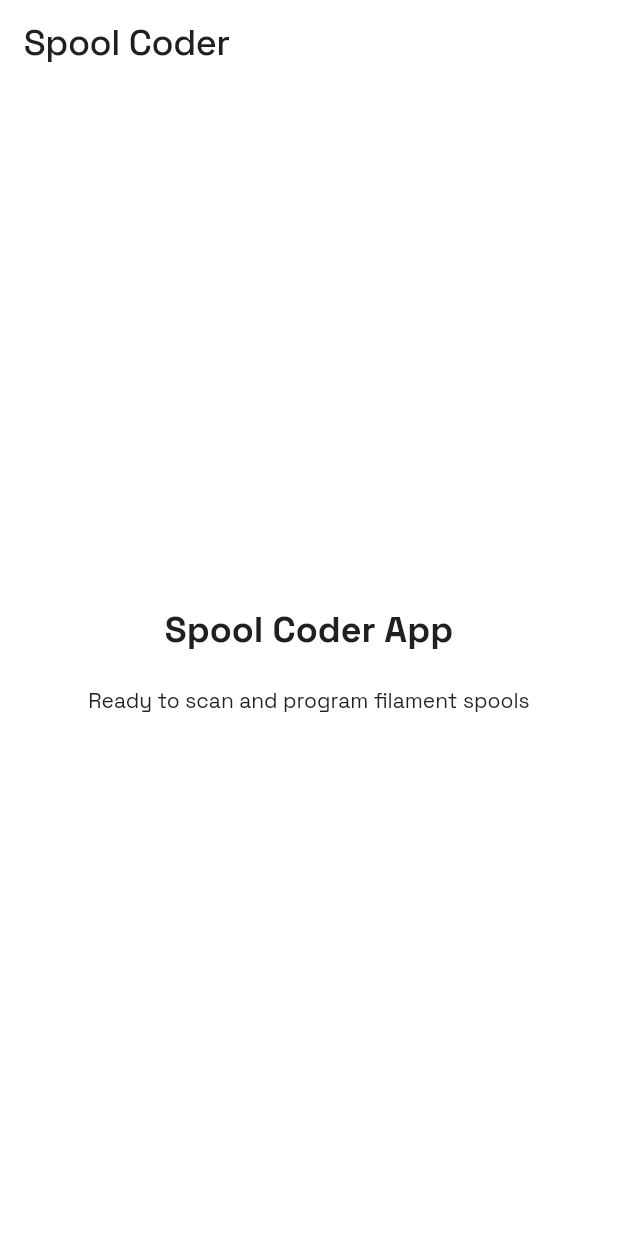
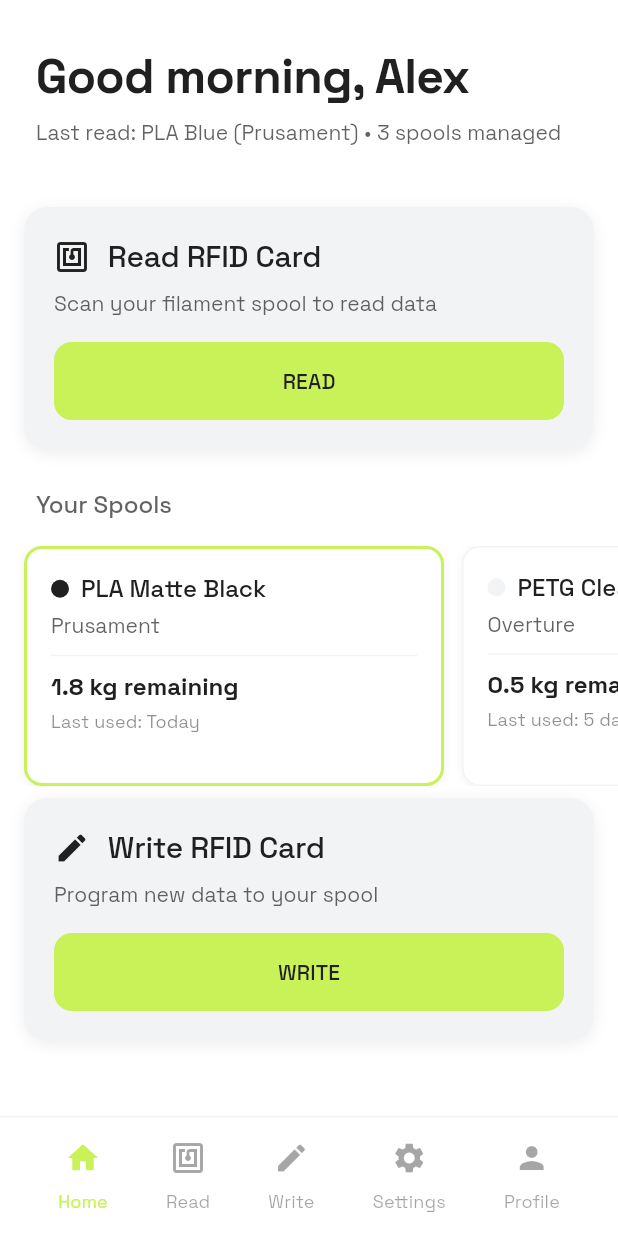
Before and after one commit to Cascalio-Studio/spool-coder-app, a Flutter app: the screen it shows after launch, on a phone screen of 412 x 824 dp. Run offline on Flutter 3.47's test engine with Material 3 defaults, Android fonts, the phone set to English and light mode, and no system bars; our stand-ins replace get_it, go_router.

Commit message:
Add main Screen.

```diff
--- /dev/null
+++ b/lib/demo/home_screen_demo.dart
@@ -0,0 +1,23 @@
+import 'package:flutter/material.dart';
+import 'package:spool_coder_app/theme/theme.dart';
+import 'package:spool_coder_app/presentation/screens/home_screen.dart';
+
+/// Demo app to showcase the home screen implementation
+class HomeScreenDemo extends StatelessWidget {
+  const HomeScreenDemo({super.key});
+
+  @override
+  Widget build(BuildContext context) {
+    return MaterialApp(
+      title: 'Spool Coder - Home Screen Demo',
+      theme: AppTheme.lightTheme,
+      debugShowCheckedModeBanner: false,
+      home: const HomeScreen(),
+    );
+  }
+}
+
+/// Run this demo to see the home screen in action
+void main() {
+  runApp(const HomeScreenDemo());
+}
--- /dev/null
+++ b/lib/features/home/home.dart
@@ -0,0 +1,5 @@
+/// Home feature widgets barrel file
+/// Exports all home-related widgets for easy importing
+library home_widgets;
+
+export 'widgets/home_widgets.dart';
--- /dev/null
+++ b/lib/features/home/widgets/home_widgets.dart
@@ -0,0 +1,287 @@
+import 'package:flutter/material.dart';
+import 'package:spool_coder_app/theme/theme.dart';
+
+/// Home screen widgets - Components for the main home screen
+/// Implements design concept components: welcome section, action cards, spool selection
+
+/// Welcome section widget showing user greeting and status
+class WelcomeSection extends StatelessWidget {
+  const WelcomeSection({super.key});
+
+  @override
+  Widget build(BuildContext context) {
+    return Container(
+      width: double.infinity,
+      padding: const EdgeInsets.symmetric(horizontal: 24, vertical: 32),
+      decoration: const BoxDecoration(color: AppColors.pureWhite),
+      child: Column(
+        crossAxisAlignment: CrossAxisAlignment.start,
+        children: [
+          Text(
+            'Good morning, Alex',
+            style: AppTextStyles.welcomeGreeting,
+          ),
+          const SizedBox(height: 8),
+          Text(
+            'Last read: PLA Blue (Prusament) • 3 spools managed',
+            style: AppTextStyles.welcomeSubtitle,
+          ),
+        ],
+      ),
+    );
+  }
+}
+
+/// Action card widget for read/write operations
+class ActionCard extends StatelessWidget {
+  final String title;
+  final String description;
+  final String buttonText;
+  final IconData icon;
+  final VoidCallback onPressed;
+
+  const ActionCard({
+    super.key,
+    required this.title,
+    required this.description,
+    required this.buttonText,
+    required this.icon,
+    required this.onPressed,
+  });
+
+  @override
+  Widget build(BuildContext context) {
+    return Container(
+      margin: const EdgeInsets.symmetric(horizontal: 16, vertical: 8),
+      padding: const EdgeInsets.all(20),
+      decoration: BoxDecoration(
+        color: AppColors.backgroundGray,
+        borderRadius: BorderRadius.circular(16),
+        boxShadow: [
+          BoxShadow(
+            color: AppColors.primaryBlack.withOpacity(0.08),
+            offset: const Offset(0, 2),
+            blurRadius: 8,
+          ),
+        ],
+      ),
+      child: Column(
+        crossAxisAlignment: CrossAxisAlignment.start,
+        children: [
+          Row(
+            children: [
+              Icon(
+                icon,
+                size: 24,
+                color: AppColors.primaryBlack,
+              ),
+              const SizedBox(width: 12),
+              Text(
+                title,
+                style: AppTextStyles.titleLarge,
+              ),
+            ],
+          ),
+          const SizedBox(height: 8),
+          Text(
+            description,
+            style: AppTextStyles.bodyMediumSecondary,
+          ),
+          const SizedBox(height: 16),
+          SizedBox(
+            width: double.infinity,
+            child: ElevatedButton(
+              onPressed: onPressed,
+              child: Text(buttonText),
+            ),
+          ),
+        ],
+      ),
+    );
+  }
+}
+
+/// Spool selection section with horizontal scrolling cards
+class SpoolSelectionSection extends StatefulWidget {
+  const SpoolSelectionSection({super.key});
+
+  @override
+  State<SpoolSelectionSection> createState() => _SpoolSelectionSectionState();
+}
+
+class _SpoolSelectionSectionState extends State<SpoolSelectionSection> {
+  int _selectedSpoolIndex = 0;
+
+  @override
+  Widget build(BuildContext context) {
+    return Column(
+      crossAxisAlignment: CrossAxisAlignment.start,
+      children: [
+        Padding(
+          padding: const EdgeInsets.symmetric(horizontal: 24, vertical: 16),
+          child: Text(
+            'Your Spools',
+            style: AppTextStyles.sectionHeader,
+          ),
+        ),
+        SizedBox(
+          height: 160,
+          child: ListView.builder(
+            scrollDirection: Axis.horizontal,
+            padding: const EdgeInsets.symmetric(horizontal: 16),
+            itemCount: _spoolData.length,
+            itemBuilder: (context, index) {
+              return SpoolCard(
+                spoolData: _spoolData[index],
+                isSelected: _selectedSpoolIndex == index,
+                onTap: () {
+                  setState(() {
+                    _selectedSpoolIndex = index;
+                  });
+                },
+              );
+            },
+          ),
+        ),
+      ],
+    );
+  }
+}
+
+/// Individual spool card widget
+class SpoolCard extends StatelessWidget {
+  final SpoolData spoolData;
+  final bool isSelected;
+  final VoidCallback onTap;
+
+  const SpoolCard({
+    super.key,
+    required this.spoolData,
+    required this.isSelected,
+    required this.onTap,
+  });
+
+  @override
+  Widget build(BuildContext context) {
+    return GestureDetector(
+      onTap: onTap,
+      child: Container(
+        width: 280,
+        margin: const EdgeInsets.only(right: 12),
+        decoration: BoxDecoration(
+          color: AppColors.pureWhite,
+          borderRadius: BorderRadius.circular(12),
+          border: Border.all(
+            color: isSelected ? AppColors.accentGreen : AppColors.backgroundGray,
+            width: isSelected ? 2 : 1,
+          ),
+          boxShadow: [
+            BoxShadow(
+              color: AppColors.primaryBlack.withOpacity(0.06),
+              offset: const Offset(0, 1),
+              blurRadius: 4,
+            ),
+          ],
+        ),
+        child: Padding(
+          padding: const EdgeInsets.all(16),
+          child: Column(
+            crossAxisAlignment: CrossAxisAlignment.start,
+            children: [
+              Row(
+                children: [
+                  Container(
+                    width: 12,
+                    height: 12,
+                    decoration: BoxDecoration(
+                      color: spoolData.color,
+                      shape: BoxShape.circle,
+                    ),
+                  ),
+                  const SizedBox(width: 8),
+                  Expanded(
+                    child: Text(
+                      spoolData.type,
+                      style: AppTextStyles.spoolCardTitle,
+                    ),
+                  ),
+                ],
+              ),
+              const SizedBox(height: 4),
+              Text(
+                spoolData.brand,
+                style: AppTextStyles.spoolCardBrand,
+              ),
+              const Divider(height: 20),
+              Text(
+                '${spoolData.remaining.toStringAsFixed(1)} kg remaining',
+                style: AppTextStyles.spoolCardAmount,
+              ),
+              const SizedBox(height: 4),
+              Text(
+                'Last used: ${spoolData.lastUsed}',
+                style: AppTextStyles.spoolCardLastUsed,
+              ),
+            ],
+          ),
+        ),
+      ),
+    );
+  }
+}
+
+/// Data model for spool information
+class SpoolData {
+  final String type;
+  final String brand;
+  final double remaining;
+  final String lastUsed;
+  final Color color;
+
+  const SpoolData({
+    required this.type,
+    required this.brand,
+    required this.remaining,
+    required this.lastUsed,
+    required this.color,
+  });
+}
+
+/// Sample spool data
+final List<SpoolData> _spoolData = [
+  const SpoolData(
+    type: 'PLA Matte Black',
+    brand: 'Prusament',
+    remaining: 1.8,
+    lastUsed: 'Today',
+    color: AppColors.primaryBlack,
+  ),
+  const SpoolData(
+    type: 'PETG Clear',
+    brand: 'Overture',
+    remaining: 0.5,
+    lastUsed: '5 days ago',
+    color: AppColors.backgroundGray,
+  ),
+  const SpoolData(
+    type: 'PLA Green',
+    brand: 'eSUN',
+    remaining: 2.3,
+    lastUsed: '1 week ago',
+    color: AppColors.accentGreen,
+  ),
+  const SpoolData(
+    type: 'ABS Red',
+    brand: 'SUNLU',
+    remaining: 0.8,
+    lastUsed: '2 weeks ago',
+    color: Color(0xFFFF3B30),
+  ),
+  const SpoolData(
+    type: 'PLA+ White',
+    brand: 'eSUN',
+    remaining: 1.2,
+    lastUsed: '3 days ago',
+    color: AppColors.pureWhite,
+  ),
+];
--- a/lib/presentation/screens/home_screen.dart
+++ b/lib/presentation/screens/home_screen.dart
@@ -1,29 +1,248 @@
 import 'package:flutter/material.dart';
+import 'package:spool_coder_app/theme/theme.dart';
+import 'package:spool_coder_app/features/home/widgets/home_widgets.dart';
 
 /// Home screen - main entry point for the app
-/// Part of the Presentation Layer: handles UI and user interactions
-class HomeScreen extends StatelessWidget {
+/// Implements the design concept with welcome section, action cards, spool selection, and bottom navigation
+class HomeScreen extends StatefulWidget {
   const HomeScreen({super.key});
+
+  @override
+  State<HomeScreen> createState() => _HomeScreenState();
+}
+
+class _HomeScreenState extends State<HomeScreen> {
+  int _currentBottomNavIndex = 0;
 
   @override
   Widget build(BuildContext context) {
     return Scaffold(
-      appBar: AppBar(
-        title: const Text('Spool Coder'),
+      backgroundColor: AppColors.pureWhite,
+      body: SafeArea(
+        child: _buildBody(),
       ),
-      body: const Center(
-        child: Column(
-          mainAxisAlignment: MainAxisAlignment.center,
+      bottomNavigationBar: _buildBottomNavigation(),
+    );
+  }
+
+  Widget _buildBody() {
+    // Show different content based on bottom navigation selection
+    switch (_currentBottomNavIndex) {
+      case 0: // Home
+        return _buildHomeContent();
+      case 1: // Read
+        return _buildReadContent();
+      case 2: // Write
+        return _buildWriteContent();
+      case 3: // Settings
+        return _buildSettingsContent();
+      case 4: // Profile
+        return _buildProfileContent();
+      default:
+        return _buildHomeContent();
+    }
+  }
+
+  Widget _buildHomeContent() {
+    return SingleChildScrollView(
+      child: Column(
+        crossAxisAlignment: CrossAxisAlignment.start,
+        children: [
+          // Welcome Section
+          const WelcomeSection(),
+
+          // Read Card Section
+          ActionCard(
+            title: 'Read RFID Card',
+            description: 'Scan your filament spool to read data',
+            buttonText: 'READ',
+            icon: Icons.nfc,
+            onPressed: () {
+              setState(() {
+                _currentBottomNavIndex = 1; // Switch to Read tab
+              });
+            },
+          ),
+
+          // Spool Selection
+          const SpoolSelectionSection(),
+
+          // Write Card Section
+          ActionCard(
+            title: 'Write RFID Card',
+            description: 'Program new data to your spool',
+            buttonText: 'WRITE',
+            icon: Icons.edit,
+            onPressed: () {
+              setState(() {
+                _currentBottomNavIndex = 2; // Switch to Write tab
+              });
+            },
+          ),
+
+          const SizedBox(height: 100), // Space for bottom navigation
+        ],
+      ),
+    );
+  }
+
+  Widget _buildReadContent() {
+    return Center(
+      child: Column(
+        mainAxisAlignment: MainAxisAlignment.center,
+        children: [
+          const Icon(
+            Icons.nfc,
+            size: 64,
+            color: AppColors.accentGreen,
+          ),
+          const SizedBox(height: 24),
+          const Text(
+            'Read RFID Card',
+            style: AppTextStyles.displayMedium,
+          ),
+          const SizedBox(height: 16),
+          Text(
+            'Hold your RFID card near the reader',
+            style: AppTextStyles.bodyLargeSecondary,
+            textAlign: TextAlign.center,
+          ),
+        ],
+      ),
+    );
+  }
+
+  Widget _buildWriteContent() {
+    return Center(
+      child: Column(
+        mainAxisAlignment: MainAxisAlignment.center,
+        children: [
+          const Icon(
+            Icons.edit,
+            size: 64,
+            color: AppColors.accentGreen,
+          ),
+          const SizedBox(height: 24),
+          const Text(
+            'Write RFID Card',
+            style: AppTextStyles.displayMedium,
+          ),
+          const SizedBox(height: 16),
+          Text(
+            'Program new data to your filament spool',
+            style: AppTextStyles.bodyLargeSecondary,
+            textAlign: TextAlign.center,
+          ),
+        ],
+      ),
+    );
+  }
+
+  Widget _buildSettingsContent() {
+    return Center(
+      child: Column(
+        mainAxisAlignment: MainAxisAlignment.center,
+        children: [
+          const Icon(
+            Icons.settings,
+            size: 64,
+            color: AppColors.accentGreen,
+          ),
+          const SizedBox(height: 24),
+          const Text(
+            'Settings',
+            style: AppTextStyles.displayMedium,
+          ),
+          const SizedBox(height: 16),
+          Text(
+            'Configure your app preferences',
+            style: AppTextStyles.bodyLargeSecondary,
+            textAlign: TextAlign.center,
+          ),
+        ],
+      ),
+    );
+  }
+
+  Widget _buildProfileContent() {
+    return Center(
+      child: Column(
+        mainAxisAlignment: MainAxisAlignment.center,
+        children: [
+          const Icon(
+            Icons.person,
+            size: 64,
+            color: AppColors.accentGreen,
+          ),
+          const SizedBox(height: 24),
+          const Text(
+            'Profile',
+            style: AppTextStyles.displayMedium,
+          ),
+          const SizedBox(height: 16),
+          Text(
+            'Manage your account and preferences',
+            style: AppTextStyles.bodyLargeSecondary,
+            textAlign: TextAlign.center,
+          ),
+        ],
+      ),
+    );
+  }
+
+  Widget _buildBottomNavigation() {
+    return Container(
+      height: 80,
+      decoration: BoxDecoration(
+        color: AppColors.pureWhite,
+        border: Border(
+          top: BorderSide(
+            color: AppColors.backgroundGray,
+            width: 1,
+          ),
+        ),
+      ),
+      child: SafeArea(
+        child: Row(
+          mainAxisAlignment: MainAxisAlignment.spaceEvenly,
           children: [
-            Text(
-              'Spool Coder App',
-              style: TextStyle(fontSize: 24, fontWeight: FontWeight.bold),
-            ),
-            SizedBox(height: 20),
-            Text('Ready to scan and program filament spools'),
+            _buildNavItem(0, Icons.home, 'Home'),
+            _buildNavItem(1, Icons.nfc, 'Read'),
+            _buildNavItem(2, Icons.edit, 'Write'),
+            _buildNavItem(3, Icons.settings, 'Settings'),
+            _buildNavItem(4, Icons.person, 'Profile'),
           ],
         ),
       ),
     );
   }
+
+  Widget _buildNavItem(int index, IconData icon, String label) {
+    final isActive = _currentBottomNavIndex == index;
+
+    return GestureDetector(
+      onTap: () {
+        setState(() {
+          _currentBottomNavIndex = index;
+        });
+      },
+      child: Column(
+        mainAxisAlignment: MainAxisAlignment.center,
+        children: [
+          Icon(
+            icon,
+            size: 24,
+            color: isActive ? AppColors.accentGreen : AppColors.mutedBlack,
+          ),
+          const SizedBox(height: 8),
+          Text(
+            label,
+            style: AppTextStyles.navigationLabel.copyWith(
+              color: isActive ? AppColors.accentGreen : AppColors.mutedBlack,
+            ),
+          ),
+        ],
+      ),
+    );
+  }
 }
```
Also changed, not shown: 1 other file.
